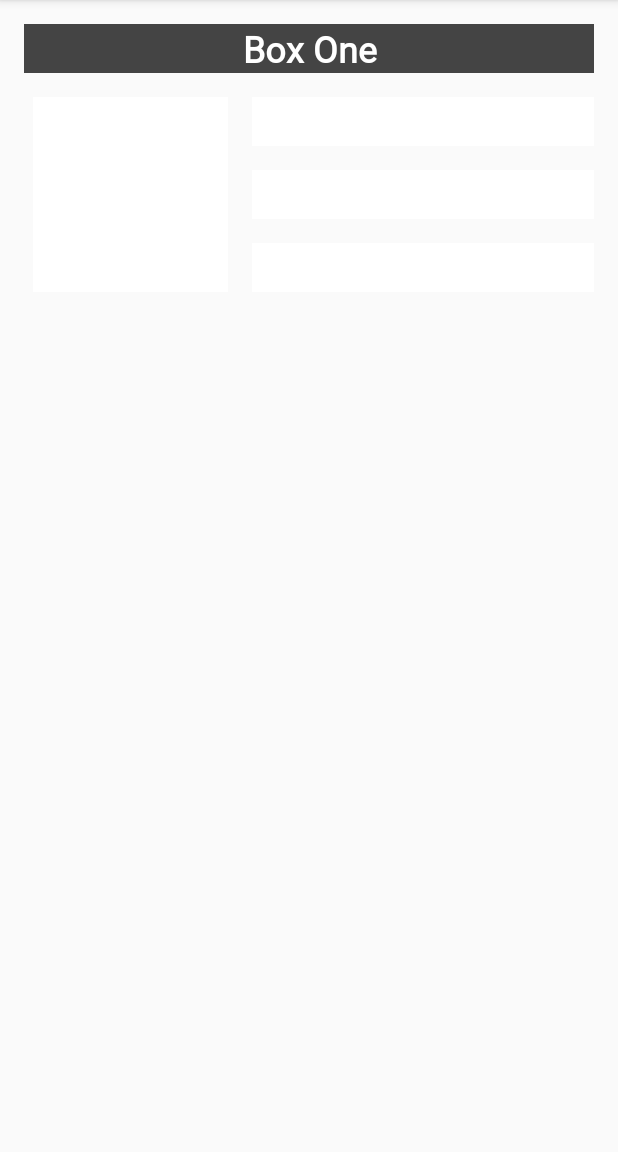
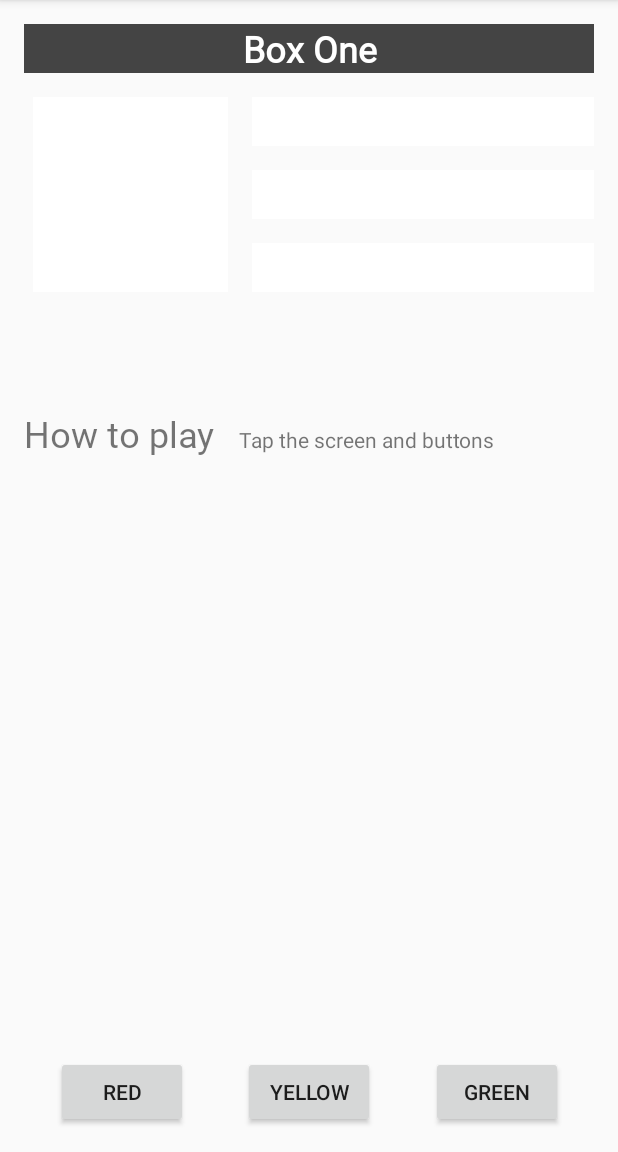
Before and after one commit to Breens-Mbaka/ColorMyViews, an Android app: the screen it shows after launch (MainActivity), after a tap on "Box One", on a phone screen of 412 x 824 dp, the part 84-1236 px from its top. Run offline under Robolectric (Android 15) with nearby library versions, the phone set to English and light mode, and no system bars.

Commit message:
Used Base constraints to make a group of views align to the base of the view they were constrained.I add a click listeners to the buttons so that color of the boxes changes.

```diff
--- a/app/src/main/java/com/example/colormyviews/MainActivity.kt
+++ b/app/src/main/java/com/example/colormyviews/MainActivity.kt
@@ -17,7 +17,8 @@ class MainActivity : AppCompatActivity() {
     private fun setListeners() {
         val clickableViews: List<View> =
             listOf(box_one_text,box_two_text,box_three_text,
-            box_four_text,box_five_text,constraint_layout)
+            box_four_text,box_five_text,constraint_layout,
+            red_button,green_button,yellow_button)
 
         for(item in clickableViews) {
             item.setOnClickListener { makeColored(it) }
@@ -36,6 +37,10 @@ class MainActivity : AppCompatActivity() {
             R.id.box_four_text -> view.setBackgroundResource(android.R.color.holo_green_dark)
             R.id.box_five_text -> view.setBackgroundResource(android.R.color.holo_green_light)
 
+            R.id.red_button -> box_three_text.setBackgroundResource(R.color.my_red)
+            R.id.green_button -> box_four_text.setBackgroundResource(R.color.my_green)
+            R.id.yellow_button -> box_five_text.setBackgroundResource(R.color.my_yellow)
+
             else -> view.setBackgroundColor(Color.LTGRAY)
         }
     }
--- a/app/src/main/res/layout/activity_main.xml
+++ b/app/src/main/res/layout/activity_main.xml
@@ -72,4 +72,69 @@
         app:layout_constraintStart_toEndOf="@+id/box_two_text"
         app:layout_constraintTop_toBottomOf="@+id/box_four_text" />
 
+    <TextView
+        android:id="@+id/label_text"
+        android:layout_width="0dp"
+        android:layout_height="wrap_content"
+        android:layout_marginStart="16dp"
+        android:fontFamily="@font/roboto"
+        android:text="@string/how_to_play"
+        android:textSize="24sp"
+        app:layout_constraintBaseline_toBaselineOf="@+id/info_text"
+        app:layout_constraintStart_toStartOf="parent" />
+
+    <TextView
+        android:id="@+id/info_text"
+        android:layout_width="0dp"
+        android:layout_height="wrap_content"
+        android:layout_marginStart="16dp"
+        android:layout_marginTop="16dp"
+        android:layout_marginEnd="16dp"
+        android:layout_marginBottom="16dp"
+        android:text="@string/tap_the_box_and_buttons"
+        app:layout_constraintBottom_toBottomOf="parent"
+        app:layout_constraintEnd_toEndOf="parent"
+        app:layout_constraintHorizontal_bias="0.0"
+        app:layout_constraintStart_toEndOf="@+id/label_text"
+        app:layout_constraintTop_toBottomOf="@+id/box_two_text"
+        app:layout_constraintVertical_bias="0.139" />
+
+    <Button
+        android:id="@+id/red_button"
+        android:layout_width="wrap_content"
+        android:layout_height="wrap_content"
+        android:layout_marginStart="16dp"
+        android:text="@string/button_red"
+        app:layout_constraintBaseline_toBaselineOf="@+id/yellow_button"
+        app:layout_constraintEnd_toStartOf="@+id/yellow_button"
+        app:layout_constraintHorizontal_bias="0.5"
+        app:layout_constraintStart_toStartOf="parent" />
+
+    <Button
+        android:id="@+id/yellow_button"
+        android:layout_width="wrap_content"
+        android:layout_height="wrap_content"
+        android:layout_marginStart="16dp"
+        android:layout_marginTop="16dp"
+        android:layout_marginEnd="16dp"
+        android:layout_marginBottom="16dp"
+        android:text="@string/button_yellow"
+        app:layout_constraintBottom_toBottomOf="parent"
+        app:layout_constraintEnd_toStartOf="@+id/green_button"
+        app:layout_constraintHorizontal_bias="0.5"
+        app:layout_constraintStart_toEndOf="@+id/red_button"
+        app:layout_constraintTop_toBottomOf="@+id/info_text"
+        app:layout_constraintVertical_bias="1.0" />
+
+    <Button
+        android:id="@+id/green_button"
+        android:layout_width="wrap_content"
+        android:layout_height="wrap_content"
+        android:layout_marginEnd="16dp"
+        android:text="@string/button_green"
+        app:layout_constraintBaseline_toBaselineOf="@+id/yellow_button"
+        app:layout_constraintEnd_toEndOf="parent"
+        app:layout_constraintHorizontal_bias="0.5"
+        app:layout_constraintStart_toEndOf="@+id/yellow_button" />
+
 </androidx.constraintlayout.widget.ConstraintLayout>
--- a/app/src/main/res/values/colors.xml
+++ b/app/src/main/res/values/colors.xml
@@ -3,4 +3,8 @@
     <color name="colorPrimary">#6200EE</color>
     <color name="colorPrimaryDark">#3700B3</color>
     <color name="colorAccent">#03DAC5</color>
+
+    <color name="my_green">#12C700</color>
+    <color name="my_red">#E54304</color>
+    <color name="my_yellow">#FFC107</color>
 </resources>
--- a/app/src/main/res/values/strings.xml
+++ b/app/src/main/res/values/strings.xml
@@ -8,4 +8,6 @@
     <string name="button_red">RED</string>
     <string name="button_yellow">YELLOW</string>
     <string name="button_green">GREEN</string>
+    <string name="how_to_play">How to play</string>
+    <string name="tap_the_box_and_buttons">Tap the screen and buttons</string>
 </resources>
```
